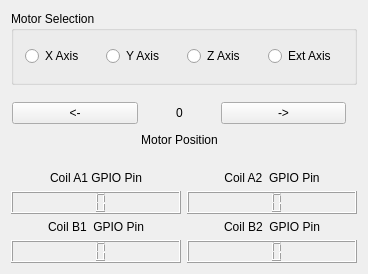
Old version of the form stepperdriver.ui in the repository Bahamuttg/PiRinter3D.
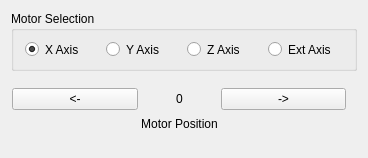
New version of the form. Icons and pictures are not drawn.

```diff
--- a/stepperdriver.ui
+++ b/stepperdriver.ui
@@ -7,7 +7,7 @@
     <x>0</x>
     <y>0</y>
     <width>368</width>
-    <height>274</height>
+    <height>158</height>
    </rect>
   </property>
   <property name="sizePolicy">
@@ -32,6 +32,12 @@
      <layout class="QGridLayout" name="gridLayout_3">
       <item row="0" column="0">
        <widget class="QGroupBox" name="groupBox">
+        <property name="maximumSize">
+         <size>
+          <width>16777215</width>
+          <height>60</height>
+         </size>
+        </property>
         <property name="title">
          <string>Motor Selection</string>
         </property>
@@ -41,6 +47,9 @@
            <property name="text">
             <string>X Axis</string>
            </property>
+           <property name="checked">
+            <bool>true</bool>
+           </property>
           </widget>
          </item>
          <item row="0" column="1">
@@ -161,81 +170,6 @@
         </layout>
        </widget>
       </item>
-      <item row="2" column="0">
-       <layout class="QGridLayout" name="gridLayout_2">
-        <item row="0" column="0">
-         <widget class="QLabel" name="label_3">
-          <property name="text">
-           <string>Coil A1 GPIO Pin</string>
-          </property>
-          <property name="alignment">
-           <set>Qt::AlignCenter</set>
-          </property>
-         </widget>
-        </item>
-        <item row="1" column="0">
-         <widget class="QLCDNumber" name="lcdA1">
-          <property name="digitCount">
-           <number>2</number>
-          </property>
-          <property name="segmentStyle">
-           <enum>QLCDNumber::Filled</enum>
-          </property>
-         </widget>
-        </item>
-        <item row="2" column="0">
-         <widget class="QLabel" name="label_4">
-          <property name="text">
-           <string>Coil B1  GPIO Pin</string>
-          </property>
-          <property name="alignment">
-           <set>Qt::AlignCenter</set>
-          </property>
-         </widget>
-        </item>
-        <item row="2" column="1">
-         <widget class="QLabel" name="label_5">
-          <property name="text">
-           <string>Coil B2  GPIO Pin</string>
-          </property>
-          <property name="alignment">
-           <set>Qt::AlignCenter</set>
-          </property>
-         </widget>
-        </item>
-        <item row="0" column="1">
-         <widget class="QLabel" name="label_2">
-          <property name="text">
-           <string>Coil A2  GPIO Pin</string>
-          </property>
-          <property name="alignment">
-           <set>Qt::AlignCenter</set>
-          </property>
-         </widget>
-        </item>
-        <item row="3" column="0">
-         <widget class="QLCDNumber" name="lcdB1">
-          <property name="digitCount">
-           <number>2</number>
-          </property>
-         </widget>
-        </item>
-        <item row="1" column="1">
-         <widget class="QLCDNumber" name="lcdA2">
-          <property name="digitCount">
-           <number>2</number>
-          </property>
-         </widget>
-        </item>
-        <item row="3" column="1">
-         <widget class="QLCDNumber" name="lcdB2">
-          <property name="digitCount">
-           <number>2</number>
-          </property>
-         </widget>
-        </item>
-       </layout>
-      </item>
      </layout>
     </item>
    </layout>
```
